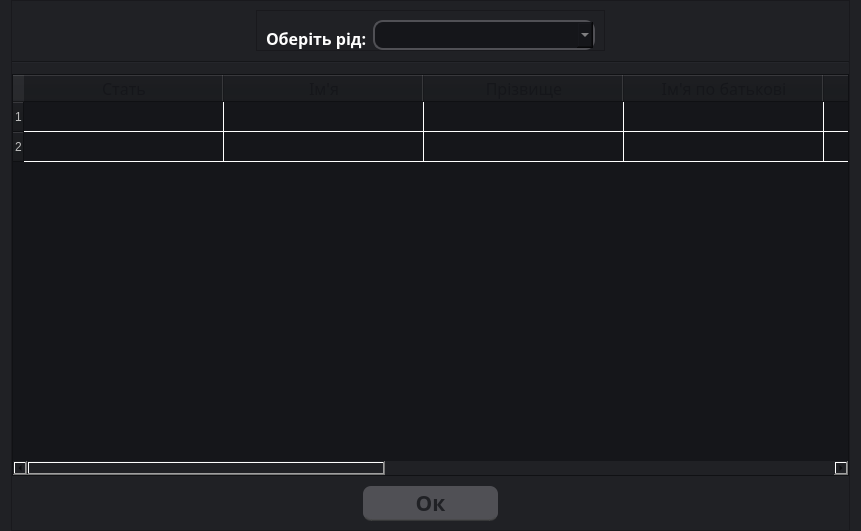
Qt form Review.ui (AndriyKy/Family_Tree) before a commit.
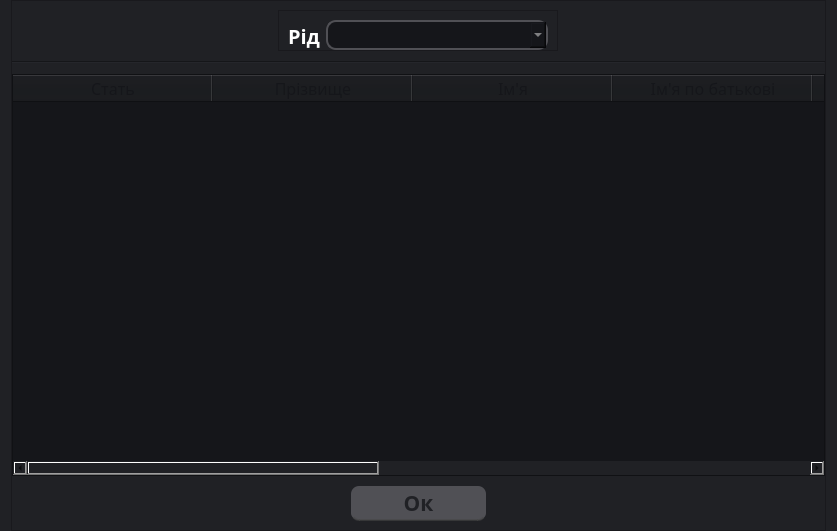
The same form after that commit. Icons and pictures are not drawn.

The edit to the form file:
```diff
--- a/Review.ui
+++ b/Review.ui
@@ -6,7 +6,7 @@
    <rect>
     <x>0</x>
     <y>0</y>
-    <width>861</width>
+    <width>837</width>
     <height>531</height>
    </rect>
   </property>
@@ -78,7 +78,7 @@
            <property name="font">
             <font>
              <family>Segoe Print</family>
-             <pointsize>12</pointsize>
+             <pointsize>15</pointsize>
              <weight>75</weight>
              <bold>true</bold>
             </font>
@@ -87,7 +87,7 @@
             <string notr="true">color: white;</string>
            </property>
            <property name="text">
-            <string>Оберіть рід:</string>
+            <string>Рід</string>
            </property>
            <property name="textFormat">
             <enum>Qt::AutoText</enum>
@@ -129,21 +129,6 @@
 selection-color: rgba(21, 22, 26, 255);
 </string>
            </property>
-           <item>
-            <property name="text">
-             <string/>
-            </property>
-           </item>
-           <item>
-            <property name="text">
-             <string>surname1</string>
-            </property>
-           </item>
-           <item>
-            <property name="text">
-             <string>surname2</string>
-            </property>
-           </item>
           </widget>
          </item>
         </layout>
@@ -169,11 +154,14 @@
 color: rgb(190, 190, 190);
 gridline-color: rgb(255, 255, 255);</string>
         </property>
-        <property name="sortingEnabled">
-         <bool>true</bool>
+        <property name="verticalScrollMode">
+         <enum>QAbstractItemView::ScrollPerPixel</enum>
+        </property>
+        <property name="horizontalScrollMode">
+         <enum>QAbstractItemView::ScrollPerPixel</enum>
         </property>
         <property name="rowCount">
-         <number>2</number>
+         <number>0</number>
         </property>
         <attribute name="horizontalHeaderCascadingSectionResizes">
          <bool>true</bool>
@@ -181,14 +169,9 @@
         <attribute name="horizontalHeaderDefaultSectionSize">
          <number>200</number>
         </attribute>
-        <attribute name="horizontalHeaderShowSortIndicator" stdset="0">
-         <bool>true</bool>
-        </attribute>
         <attribute name="verticalHeaderCascadingSectionResizes">
          <bool>true</bool>
         </attribute>
-        <row/>
-        <row/>
         <column>
          <property name="text">
           <string>Стать</string>
@@ -209,26 +192,6 @@
           </brush>
          </property>
         </column>
-        <column>
-         <property name="text">
-          <string>Ім'я</string>
-         </property>
-         <property name="font">
-          <font>
-           <family>Segoe Print</family>
-           <pointsize>12</pointsize>
-          </font>
-         </property>
-         <property name="foreground">
-          <brush brushstyle="SolidPattern">
-           <color alpha="255">
-            <red>21</red>
-            <green>22</green>
-            <blue>26</blue>
-           </color>
-          </brush>
-         </property>
-        </column>
         <column>
          <property name="text">
           <string>Прізвище</string>
@@ -249,6 +212,26 @@
           </brush>
          </property>
         </column>
+        <column>
+         <property name="text">
+          <string>Ім'я</string>
+         </property>
+         <property name="font">
+          <font>
+           <family>Segoe Print</family>
+           <pointsize>12</pointsize>
+          </font>
+         </property>
+         <property name="foreground">
+          <brush brushstyle="SolidPattern">
+           <color alpha="255">
+            <red>21</red>
+            <green>22</green>
+            <blue>26</blue>
+           </color>
+          </brush>
+         </property>
+        </column>
         <column>
          <property name="text">
           <string>Ім'я по батькові</string>
@@ -369,21 +352,6 @@
           </brush>
          </property>
         </column>
-        <item row="0" column="0">
-         <property name="text">
-          <string/>
-         </property>
-        </item>
-        <item row="0" column="5">
-         <property name="text">
-          <string/>
-         </property>
-        </item>
-        <item row="0" column="7">
-         <property name="text">
-          <string/>
-         </property>
-        </item>
        </widget>
       </item>
       <item alignment="Qt::AlignHCenter">
```
